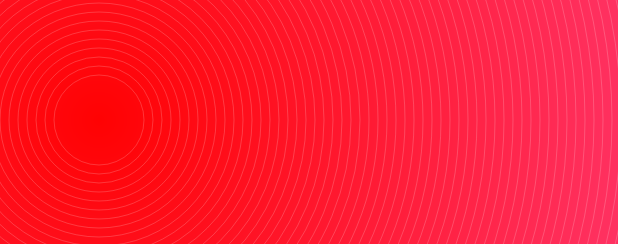
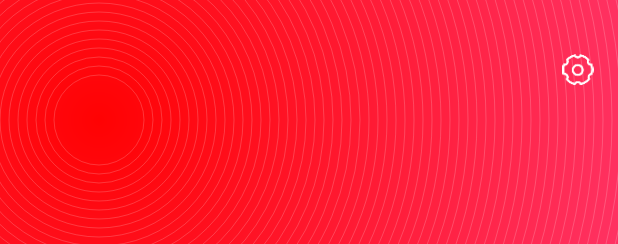
Before and after one commit to wys619/client, an Android app: the layout fragment_me.xml on its own in the app's theme, with its tools: preview values and no code run, on a phone screen of 412 x 824 dp. Shown: the top 244 px of the screen. Run offline under Robolectric (Android 15) with nearby library versions, the phone set to English and light mode, and no system bars.

Commit message:
change some ui settings ..

```diff
--- a/src/main/res/layout/fragment_me.xml
+++ b/src/main/res/layout/fragment_me.xml
@@ -1,6 +1,7 @@
 <?xml version="1.0" encoding="utf-8"?>
 <RelativeLayout xmlns:android="http://schemas.android.com/apk/res/android"
     xmlns:app="http://schemas.android.com/apk/res-auto"
+    xmlns:tools="http://schemas.android.com/tools"
     android:layout_width="match_parent"
     android:layout_height="match_parent">
 
@@ -19,5 +20,23 @@
         app:interval="6dp"
         app:startColor="#ff0203" />
 
+    <android.support.constraint.ConstraintLayout
+        android:layout_width="match_parent"
+        android:paddingTop="24dp"
+        android:layout_height="match_parent">
+
+
+        <ImageView
+            android:layout_width="45dp"
+            android:layout_height="45dp"
+            android:src="@drawable/icon_setting"
+            android:padding="12dp"
+            android:layout_marginRight="4dp"
+            app:layout_constraintEnd_toEndOf="parent"
+            app:layout_constraintTop_toTopOf="parent" />
+
+
+    </android.support.constraint.ConstraintLayout>
+
 
 </RelativeLayout>
```
Also changed, not shown: src/main/res/drawable-xxhdpi/icon_setting.png (added).
